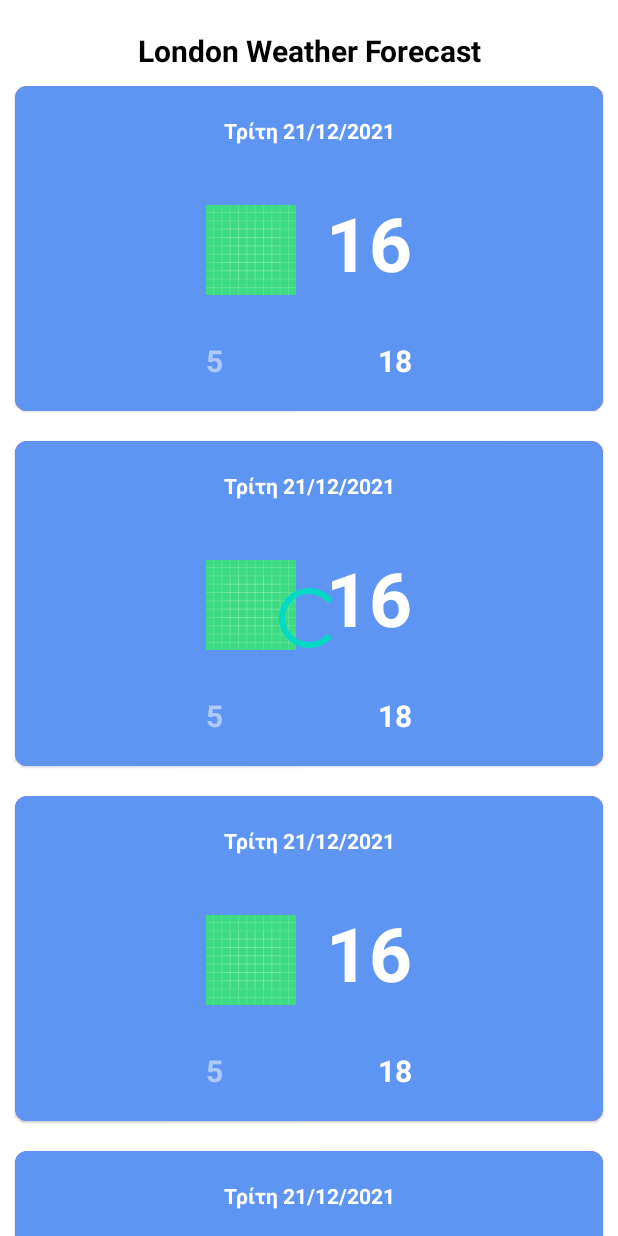
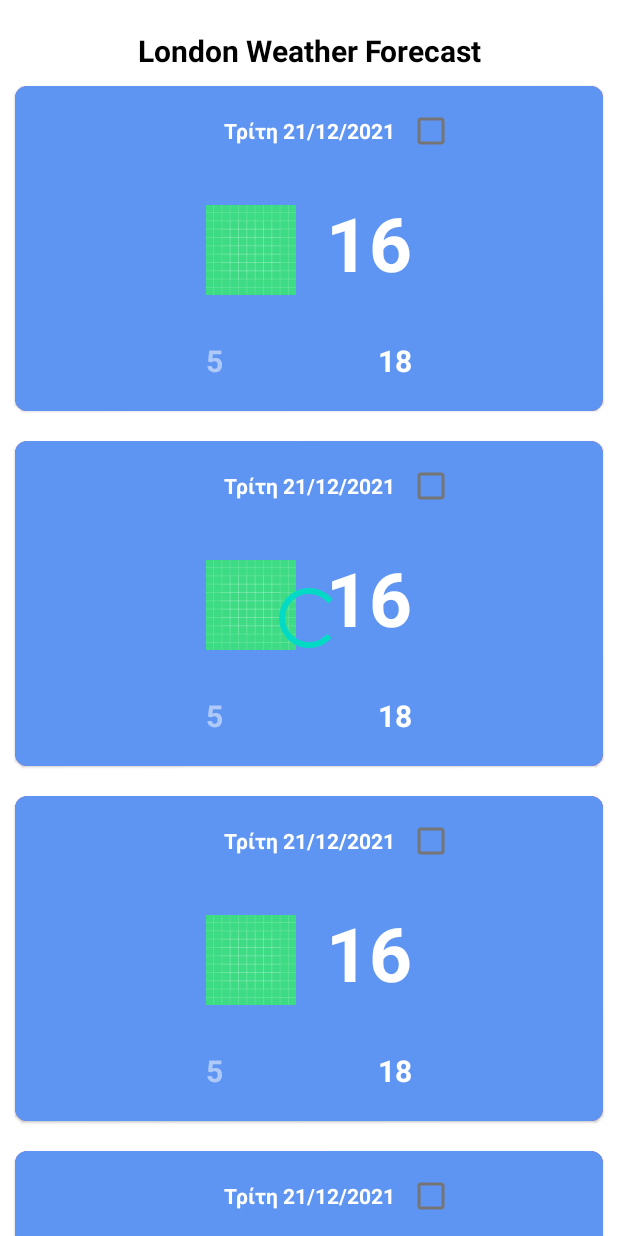
Before and after one commit to ziselos/AndroidLessonsPart2, an Android app: the layout activity_weather_forecast.xml on its own in the app's theme, with its tools: preview values and no code run, on a phone screen of 412 x 824 dp. Run offline under Robolectric (Android 15) with nearby library versions, the phone set to English and light mode, and no system bars; plain views replace SpinKitView; network calls fail.

```diff
--- a/app/src/main/java/com/example/androidlessonspart2/models/api/weather/ConsolidatedWeather.kt
+++ b/app/src/main/java/com/example/androidlessonspart2/models/api/weather/ConsolidatedWeather.kt
@@ -17,7 +17,8 @@ data class ConsolidatedWeather(
     val weather_state_name: String,
     val wind_direction: Double,
     val wind_direction_compass: String,
-    val wind_speed: Double
+    val wind_speed: Double,
+    var isSelected: Boolean = false
 ) {
     fun getWeatherIcon(): String = IMAGE_URL.replace("{abbreviation}", weather_state_abbr)
 }
--- a/app/src/main/res/layout/holder_weather_day.xml
+++ b/app/src/main/res/layout/holder_weather_day.xml
@@ -25,6 +25,14 @@
             app:layout_constraintStart_toStartOf="parent"
             app:layout_constraintTop_toTopOf="parent"
             tools:text="Τρίτη 21/12/2021" />
+
+        <CheckBox
+            android:id="@+id/cityCheckbox"
+            android:layout_width="wrap_content"
+            android:layout_height="wrap_content"
+            app:layout_constraintStart_toEndOf="@+id/day"
+            app:layout_constraintTop_toTopOf="@+id/day"
+            app:layout_constraintBottom_toBottomOf="@+id/day"/>
 
         <LinearLayout
             android:id="@+id/infoLayout"
```
Also changed, not shown: app/src/main/java/com/example/androidlessonspart2/adapters/CityWeatherAdapter.kt (+25 -0 lines).
